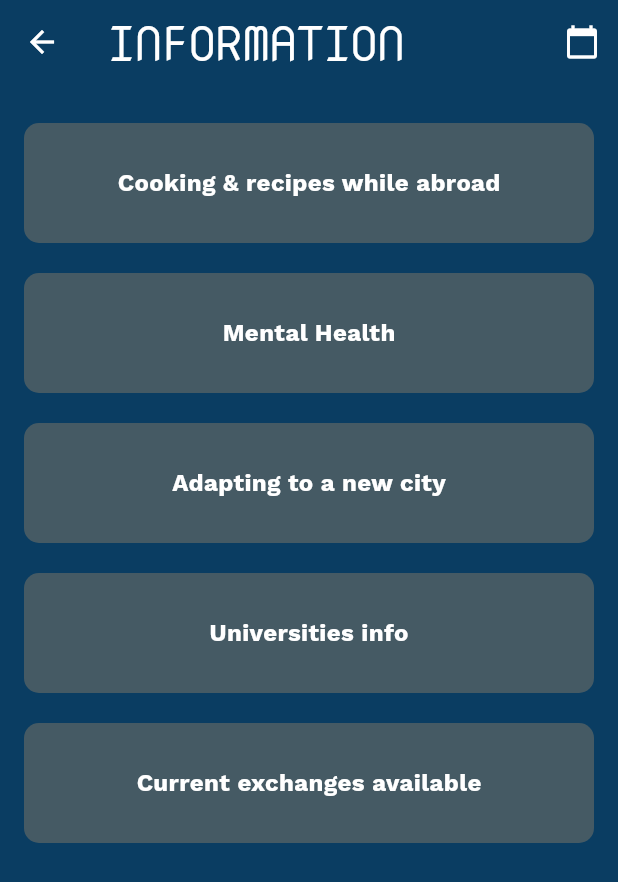
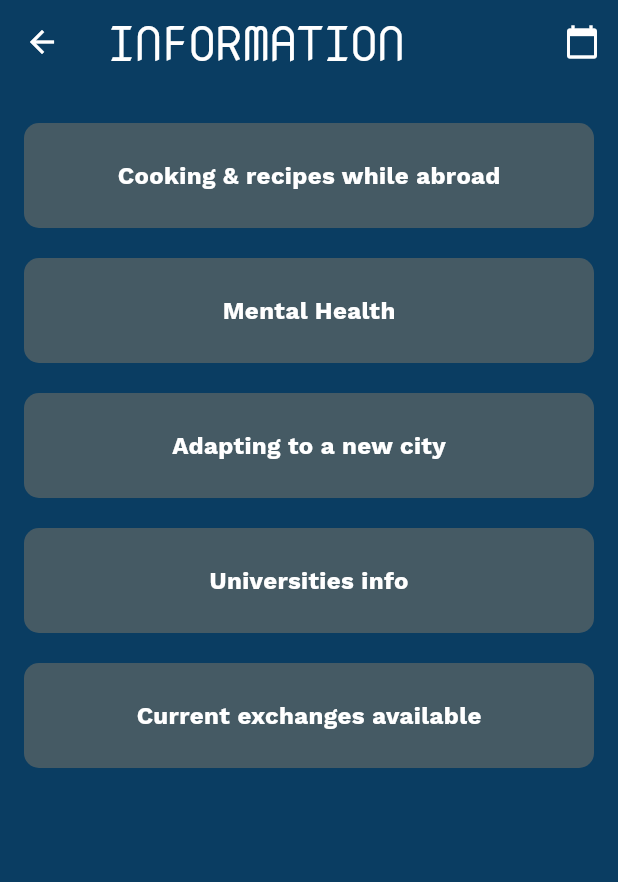
Before and after one commit to ISIS3510-Team-22/flutter-app, a Flutter app: the InformationView screen opened by its route, on a phone screen of 412 x 824 dp. Shown: the top 882 px of the screen. Run offline on Flutter 3.47's test engine with Material 3 defaults, Android fonts, the phone set to English and light mode, and no system bars; our stand-ins replace firebase_core; accounts and stored records are empty.

Commit message:
change buttons

```diff
--- a/lib/views/information_view.dart
+++ b/lib/views/information_view.dart
@@ -50,7 +50,7 @@ class InformationTile extends StatelessWidget {
     return Padding(
       padding: const EdgeInsets.symmetric(vertical: 10.0),
       child: Container(
-        height: 80,
+        height: 70,
         decoration: BoxDecoration(
           color: grayBlueColor,
           borderRadius: BorderRadius.circular(10),
```
